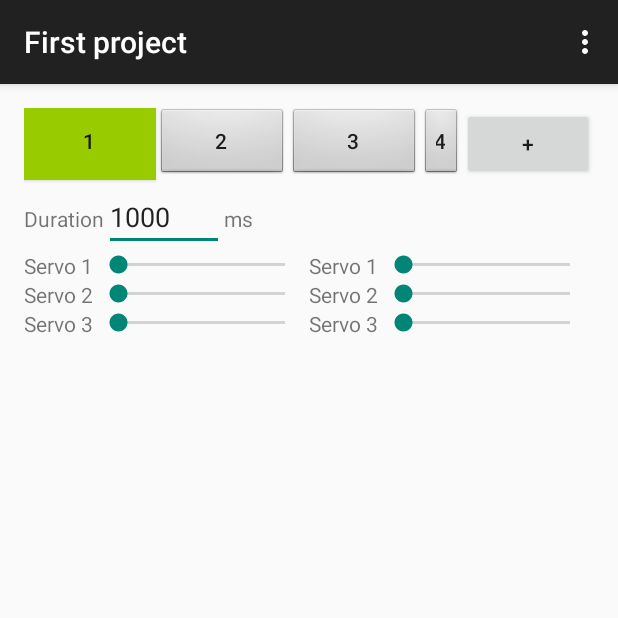
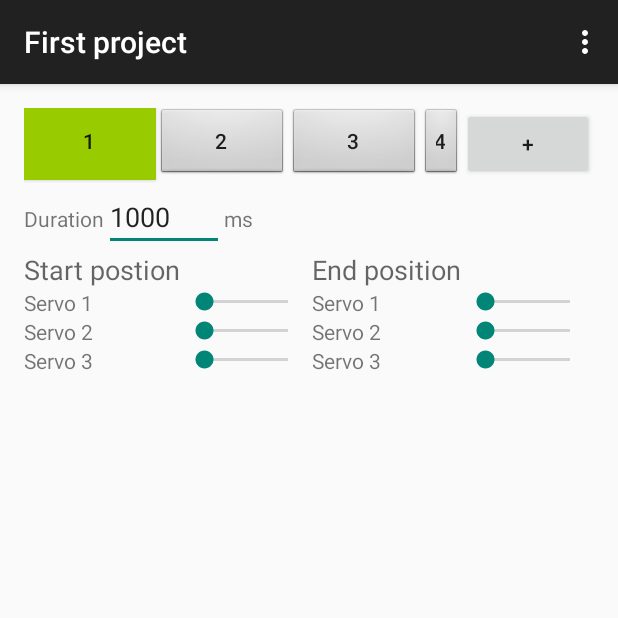
Before and after one commit to ngirardin/graveyard_bob, an Android app: the screen it shows after launch (ProjectActivity), after a tap on an icon or button, on a phone screen of 412 x 824 dp, the top half of it. Run offline under Robolectric (Android 15) with nearby library versions, the phone set to English and light mode, and no system bars.

Commit message:
Add positions sliders header text

```diff
--- a/app/src/main/res/layout/fragment_project.xml
+++ b/app/src/main/res/layout/fragment_project.xml
@@ -70,6 +70,17 @@
             android:layout_weight="1"
             android:id="@+id/startPositions">
 
+            <TableRow
+                android:layout_width="fill_parent"
+                android:layout_height="fill_parent">
+
+                <TextView
+                    android:layout_width="wrap_content"
+                    android:layout_height="wrap_content"
+                    android:textAppearance="?android:attr/textAppearanceMedium"
+                    android:text="Start postion"
+                    android:id="@+id/textView" />
+            </TableRow>
         </TableLayout>
 
         <TableLayout
@@ -80,6 +91,17 @@
             android:layout_weight="1"
             android:id="@+id/endPositions">
 
+            <TableRow
+                android:layout_width="fill_parent"
+                android:layout_height="fill_parent">
+
+                <TextView
+                    android:layout_width="wrap_content"
+                    android:layout_height="wrap_content"
+                    android:textAppearance="?android:attr/textAppearanceMedium"
+                    android:text="End position"
+                    android:id="@+id/textView2" />
+            </TableRow>
         </TableLayout>
     </LinearLayout>
 
```
